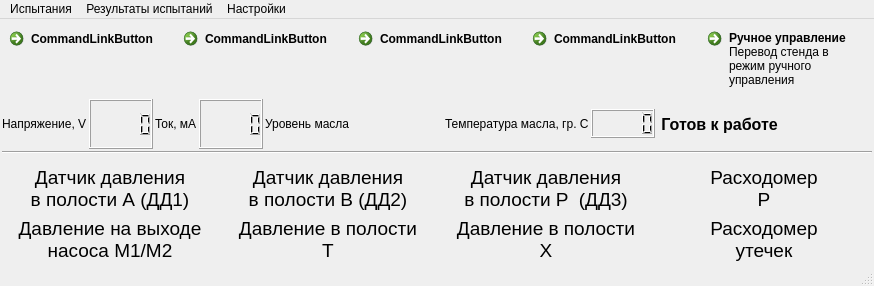
This is mainwindow.ui in firef0xff/SSHGS01 as Qt 5 draws it before an edit. The edited form follows.
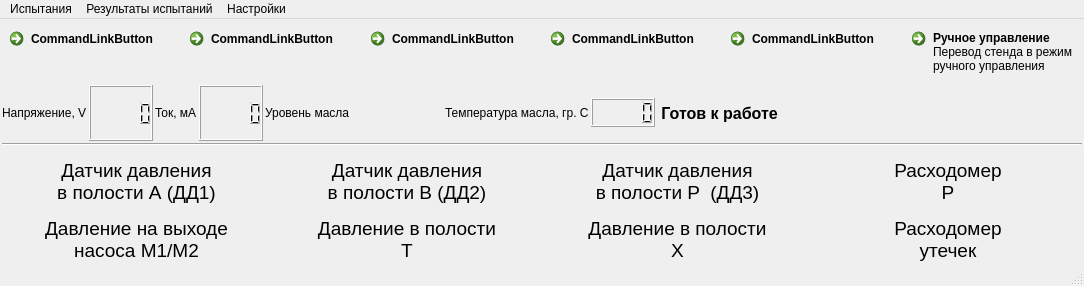
This is the edited form.

The edit to the form file:
```diff
--- a/mainwindow.ui
+++ b/mainwindow.ui
@@ -6,7 +6,7 @@
    <rect>
     <x>0</x>
     <y>0</y>
-    <width>874</width>
+    <width>1084</width>
     <height>286</height>
    </rect>
   </property>
@@ -102,6 +102,13 @@
         </property>
        </widget>
       </item>
+      <item>
+       <widget class="QCommandLinkButton" name="TestCase5">
+        <property name="text">
+         <string>CommandLinkButton</string>
+        </property>
+       </widget>
+      </item>
       <item>
        <widget class="QCommandLinkButton" name="ManualControl">
         <property name="text">
@@ -578,8 +585,8 @@
     <rect>
      <x>0</x>
      <y>0</y>
-     <width>874</width>
-     <height>21</height>
+     <width>1084</width>
+     <height>19</height>
     </rect>
    </property>
    <widget class="QMenu" name="menu">
```
Left out of the diff: 6 changed lines with no effect on the pictures.
